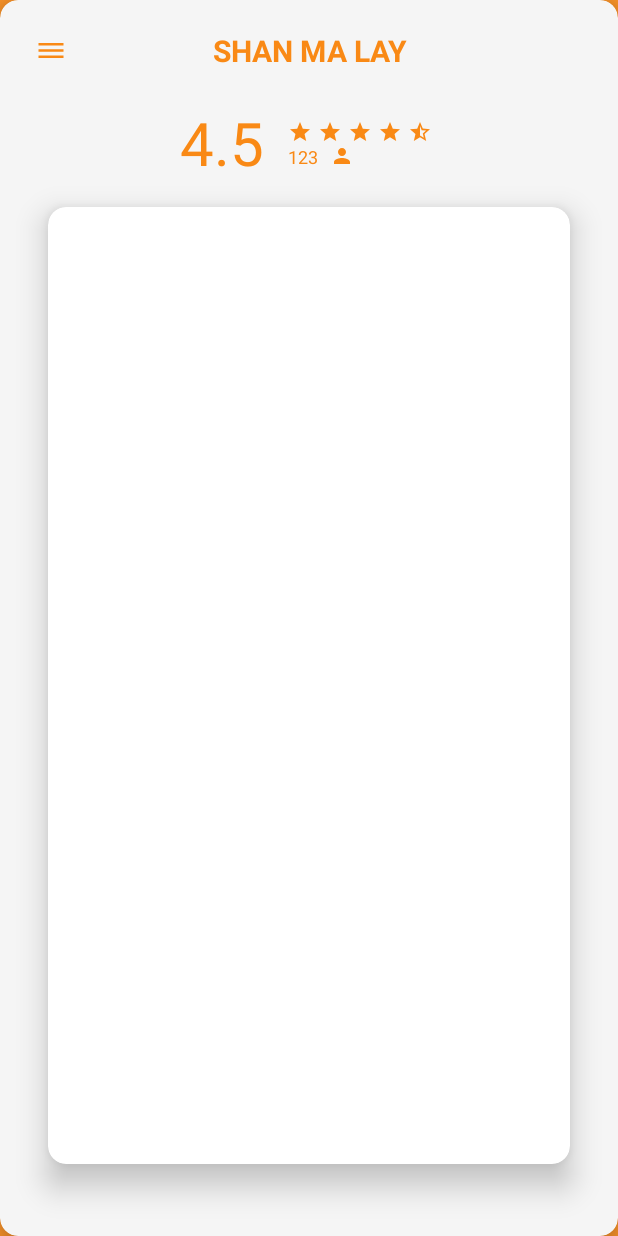
After one commit to NyiNyiLin/YUMenuBookAdmin, an Android app: the fragment ReviewFragment placed in its activity, on a phone screen of 412 x 824 dp. The commit adds this screen. Run offline under Robolectric (Android 15) with nearby library versions, the phone set to English and light mode, and no system bars; our stand-ins replace ButterKnife, Firebase (no records; nobody signed in at launch, a user with empty details on screens opened directly); 5 statements that could not run were skipped.

Commit message:
add review sector, design and coding

```diff
--- a/YUMenuAdmin/app/src/main/java/com/nyi/yumenuadmin/activities/MainActivity.java
+++ b/YUMenuAdmin/app/src/main/java/com/nyi/yumenuadmin/activities/MainActivity.java
@@ -1,6 +1,7 @@
 package com.nyi.yumenuadmin.activities;
 
 import android.animation.ObjectAnimator;
+import android.graphics.Color;
 import android.os.Bundle;
 import android.support.v7.app.AppCompatActivity;
 import android.support.v7.widget.CardView;
@@ -14,6 +15,7 @@ import android.view.animation.AnimationUtils;
 import android.widget.FrameLayout;
 import android.widget.ImageView;
 import android.widget.LinearLayout;
+import android.widget.RelativeLayout;
 import android.widget.Toast;
 
 import com.google.firebase.database.ChildEventListener;
@@ -27,6 +29,7 @@ import com.nyi.yumenuadmin.adapters.MenuFragmentPagerAdapter;
 import com.nyi.yumenuadmin.data.VOs.ShopVO;
 import com.nyi.yumenuadmin.data.models.ShopModel;
 import com.nyi.yumenuadmin.fragments.MenuFragment;
+import com.nyi.yumenuadmin.fragments.ReviewFragment;
 import com.nyi.yumenuadmin.utils.Constants;
 import com.nyi.yumenuadmin.utils.FirebaseUtil;
 
@@ -40,6 +43,9 @@ public class MainActivity extends AppCompatActivity {
     private float x1,x2;
     static final int MIN_DISTANCE = 150;
 
+    private final String LEFT_BG_SELECTED_COLOR = "#ffb364";
+    private final String LEFT_BG_COLOR = "#fc952a";
+
     @BindView(R.id.main_frame)
     FrameLayout frameLayout;
 
@@ -51,6 +57,18 @@ public class MainActivity extends AppCompatActivity {
 
     @BindView(R.id.iv_open_left_menu)
     ImageView ivOpenLeftMenu;
+
+    @BindView(R.id.rl_leftMenu_menu)
+    RelativeLayout lefMenuMenu;
+
+    @BindView(R.id.rl_leftMenu_order)
+    RelativeLayout leftMenuOrder;
+
+    @BindView(R.id.rl_leftMenu_review)
+    RelativeLayout leftMenuReview;
+
+    @BindView(R.id.rl_leftMenu_info)
+    RelativeLayout leftMenuInfo;
 
     private ObjectAnimator leftAnimation;
     private boolean isLeftMenuOpen = false;
@@ -85,6 +103,31 @@ public class MainActivity extends AppCompatActivity {
         });
 
         getShopDataFromFirebase();
+
+        lefMenuMenu.setOnClickListener(new View.OnClickListener() {
+            @Override
+            public void onClick(View view) {
+                leftMenuMenuClick();
+            }
+        });
+        leftMenuOrder.setOnClickListener(new View.OnClickListener() {
+            @Override
+            public void onClick(View view) {
+                leftMenuOrderClick();
+            }
+        });
+        leftMenuReview.setOnClickListener(new View.OnClickListener() {
+            @Override
+            public void onClick(View view) {
+                leftMenuRevviewClick();
+            }
+        });
+        leftMenuInfo.setOnClickListener(new View.OnClickListener() {
+            @Override
+            public void onClick(View view) {
+                leftMenuInfoClick();
+            }
+        });
 
     }
 
@@ -175,4 +218,52 @@ public class MainActivity extends AppCompatActivity {
             }
         });
     }
+
+    private void leftMenuMenuClick(){
+        lefMenuMenu.setBackgroundColor(Color.parseColor(LEFT_BG_SELECTED_COLOR));
+        leftMenuOrder.setBackgroundColor(Color.parseColor(LEFT_BG_COLOR));
+        leftMenuReview.setBackgroundColor(Color.parseColor(LEFT_BG_COLOR));
+        leftMenuInfo.setBackgroundColor(Color.parseColor(LEFT_BG_COLOR));
+
+        closeLeftMenu();
+        getSupportFragmentManager().beginTransaction().replace(R.id.main_frame, MenuFragment.newInstance()).commit();
+    }
+
+    private void leftMenuOrderClick(){
+        lefMenuMenu.setBackgroundColor(Color.parseColor(LEFT_BG_COLOR));
+        leftMenuOrder.setBackgroundColor(Color.parseColor(LEFT_BG_SELECTED_COLOR));
+        leftMenuReview.setBackgroundColor(Color.parseColor(LEFT_BG_COLOR));
+        leftMenuInfo.setBackgroundColor(Color.parseColor(LEFT_BG_COLOR));
+
+        closeLeftMenu();
+        //getSupportFragmentManager().beginTransaction().replace(R.id.main_frame, MenuFragment.newInstance()).commit();
+    }
+
+    private void leftMenuRevviewClick(){
+        lefMenuMenu.setBackgroundColor(Color.parseColor(LEFT_BG_COLOR));
+        leftMenuOrder.setBackgroundColor(Color.parseColor(LEFT_BG_COLOR));
+        leftMenuReview.setBackgroundColor(Color.parseColor(LEFT_BG_SELECTED_COLOR));
+        leftMenuInfo.setBackgroundColor(Color.parseColor(LEFT_BG_COLOR));
+
+        closeLeftMenu();
+        getSupportFragmentManager().beginTransaction().replace(R.id.main_frame, ReviewFragment.newInstance()).commit();
+    }
+
+    private void leftMenuInfoClick(){
+        lefMenuMenu.setBackgroundColor(Color.parseColor(LEFT_BG_COLOR));
+        leftMenuOrder.setBackgroundColor(Color.parseColor(LEFT_BG_COLOR));
+        leftMenuReview.setBackgroundColor(Color.parseColor(LEFT_BG_COLOR));
+        leftMenuInfo.setBackgroundColor(Color.parseColor(LEFT_BG_SELECTED_COLOR));
+
+        closeLeftMenu();
+        //getSupportFragmentManager().beginTransaction().replace(R.id.main_frame, ReviewFragment.newInstance()).commit();
+    }
+
+    private void closeLeftMenu(){
+        if(isLeftMenuOpen == true){
+            leftAnimation.reverse();
+
+            isLeftMenuOpen = false;
+        }
+    }
 }
--- /dev/null
+++ b/YUMenuAdmin/app/src/main/java/com/nyi/yumenuadmin/adapters/ReviewAdapter.java
@@ -0,0 +1,50 @@
+package com.nyi.yumenuadmin.adapters;
+
+import android.support.v7.widget.RecyclerView;
+import android.view.LayoutInflater;
+import android.view.View;
+import android.view.ViewGroup;
+
+import com.nyi.yumenuadmin.R;
+import com.nyi.yumenuadmin.YUMenuBookAdminApp;
+import com.nyi.yumenuadmin.data.VOs.ReviewVO;
+import com.nyi.yumenuadmin.views.holders.ReviewViewHolder;
+
+import java.util.List;
+
+/**
+ * Created by IN-3442 on 03-Dec-16.
+ */
+
+public class ReviewAdapter extends RecyclerView.Adapter<ReviewViewHolder> {
+    private List<ReviewVO> reviewVOList;
+    private LayoutInflater inflater;
+
+    public ReviewAdapter(List<ReviewVO> reviewVOList) {
+        this.reviewVOList = reviewVOList;
+
+        inflater = LayoutInflater.from(YUMenuBookAdminApp.getContext());
+    }
+
+    @Override
+    public ReviewViewHolder onCreateViewHolder(ViewGroup parent, int viewType) {
+        View view = inflater.inflate(R.layout.item_view_review, parent, false);
+        ReviewViewHolder reviewViewHolder = new ReviewViewHolder(view);
+        return reviewViewHolder;
+    }
+
+    @Override
+    public void onBindViewHolder(ReviewViewHolder holder, int position) {
+        holder.bindView(reviewVOList.get(position));
+    }
+
+    @Override
+    public int getItemCount() {
+        return reviewVOList.size();
+    }
+
+    public void addNewReview(ReviewVO reviewVO){
+        reviewVOList.add(0, reviewVO);
+        notifyItemInserted(0);
+    }
+}
--- /dev/null
+++ b/YUMenuAdmin/app/src/main/java/com/nyi/yumenuadmin/fragments/ReviewFragment.java
@@ -0,0 +1,111 @@
+package com.nyi.yumenuadmin.fragments;
+
+
+import android.os.Bundle;
+import android.support.v4.app.Fragment;
+import android.support.v7.widget.LinearLayoutManager;
+import android.support.v7.widget.RecyclerView;
+import android.util.Log;
+import android.view.LayoutInflater;
+import android.view.View;
+import android.view.ViewGroup;
+
+import com.google.firebase.database.ChildEventListener;
+import com.google.firebase.database.DataSnapshot;
+import com.google.firebase.database.DatabaseError;
+import com.google.firebase.database.DatabaseReference;
+import com.google.firebase.database.FirebaseDatabase;
+import com.nyi.yumenuadmin.R;
+import com.nyi.yumenuadmin.YUMenuBookAdminApp;
+import com.nyi.yumenuadmin.adapters.ReviewAdapter;
+import com.nyi.yumenuadmin.data.VOs.ReviewVO;
+import com.nyi.yumenuadmin.data.VOs.ShopVO;
+import com.nyi.yumenuadmin.data.models.ShopModel;
+import com.nyi.yumenuadmin.utils.Constants;
+
+import java.util.ArrayList;
+import java.util.List;
+
+import butterknife.BindView;
+import butterknife.ButterKnife;
+
+public class ReviewFragment extends Fragment {
+
+    private ReviewAdapter reviewAdapter;
+    private List<ReviewVO> mReviewVOList = new ArrayList<>();
+
+    @BindView(R.id.rv_review_item)
+    RecyclerView rvReviewItem;
+
+    public ReviewFragment() {
+        // Required empty public constructor
+    }
+
+    public static ReviewFragment newInstance() {
+        ReviewFragment fragment = new ReviewFragment();
+        return fragment;
+    }
+
+    @Override
+    public void onCreate(Bundle savedInstanceState) {
+        super.onCreate(savedInstanceState);
+    }
+
+    @Override
+    public View onCreateView(LayoutInflater inflater, ViewGroup container,
+                             Bundle savedInstanceState) {
+        // Inflate the layout for this fragment
+        View view = inflater.inflate(R.layout.fragment_review, container, false);
+        ButterKnife.bind(this, view);
+
+        reviewAdapter = new ReviewAdapter(mReviewVOList);
+        rvReviewItem.setAdapter(reviewAdapter);
+
+        LinearLayoutManager layoutManager = new LinearLayoutManager(YUMenuBookAdminApp.getContext(), LinearLayoutManager.VERTICAL, false);
+        rvReviewItem.setLayoutManager(layoutManager);
+
+        getReviewFromFirebase();
+
+        return view;
+    }
+
+    private void getReviewFromFirebase(){
+        ShopVO shopVO = ShopModel.getobjInstance().getShopVO();
+        DatabaseReference databaseReference = FirebaseDatabase.getInstance().getReference().child(Constants.DETAIL).child(shopVO.getShopID()).child(Constants.REVIEW);
+
+        ChildEventListener listener = new ChildEventListener() {
+            @Override
+            public void onChildAdded(DataSnapshot dataSnapshot, String s) {
+                Log.d(Constants.TAG, "Review Activity onChildAdded:" + dataSnapshot.getKey());
+
+                ReviewVO reviewVO = dataSnapshot.getValue(ReviewVO.class);
+
+                reviewAdapter.addNewReview(reviewVO);
+            }
+
+            @Override
+            public void onChildChanged(DataSnapshot dataSnapshot, String s) {
+
+            }
+
+            @Override
+            public void onChildRemoved(DataSnapshot dataSnapshot) {
+
+            }
+
+            @Override
+            public void onChildMoved(DataSnapshot dataSnapshot, String s) {
+
+            }
+
+            @Override
+            public void onCancelled(DatabaseError databaseError) {
+
+            }
+        };
+        databaseReference.addChildEventListener(listener);
+
+
+    }
+
+}
--- a/YUMenuAdmin/app/src/main/java/com/nyi/yumenuadmin/utils/Constants.java
+++ b/YUMenuAdmin/app/src/main/java/com/nyi/yumenuadmin/utils/Constants.java
@@ -17,6 +17,7 @@ public class Constants {
     public static final String DETAIL = "Detail";
     public static final String SHOP = "Shop";
     public static final String MENUITEM = "MenuItem";
+    public static final String REVIEW = "Review";
 
     public static final String DUMMY_LINK = "Dummy Link";
 }
--- /dev/null
+++ b/YUMenuAdmin/app/src/main/res/drawable/ic_person_color_24dp.xml
@@ -0,0 +1,9 @@
+<vector xmlns:android="http://schemas.android.com/apk/res/android"
+        android:width="24dp"
+        android:height="24dp"
+        android:viewportWidth="24.0"
+        android:viewportHeight="24.0">
+    <path
+        android:fillColor="@color/color_icon"
+        android:pathData="M12,12c2.21,0 4,-1.79 4,-4s-1.79,-4 -4,-4 -4,1.79 -4,4 1.79,4 4,4zM12,14c-2.67,0 -8,1.34 -8,4v2h16v-2c0,-2.66 -5.33,-4 -8,-4z"/>
+</vector>
--- /dev/null
+++ b/YUMenuAdmin/app/src/main/res/drawable/ic_rate_review_black_24dp.xml
@@ -0,0 +1,9 @@
+<vector xmlns:android="http://schemas.android.com/apk/res/android"
+        android:width="48dp"
+        android:height="48dp"
+        android:viewportWidth="24.0"
+        android:viewportHeight="24.0">
+    <path
+        android:fillColor="#fff"
+        android:pathData="M20,2L4,2c-1.1,0 -1.99,0.9 -1.99,2L2,22l4,-4h14c1.1,0 2,-0.9 2,-2L22,4c0,-1.1 -0.9,-2 -2,-2zM6,14v-2.47l6.88,-6.88c0.2,-0.2 0.51,-0.2 0.71,0l1.77,1.77c0.2,0.2 0.2,0.51 0,0.71L8.47,14L6,14zM18,14h-7.5l2,-2L18,12v2z"/>
+</vector>
--- /dev/null
+++ b/YUMenuAdmin/app/src/main/res/drawable/ic_star_black_24dp.xml
@@ -0,0 +1,9 @@
+<vector xmlns:android="http://schemas.android.com/apk/res/android"
+        android:width="24dp"
+        android:height="24dp"
+        android:viewportWidth="24.0"
+        android:viewportHeight="24.0">
+    <path
+        android:fillColor="@color/color_icon"
+        android:pathData="M12,17.27L18.18,21l-1.64,-7.03L22,9.24l-7.19,-0.61L12,2 9.19,8.63 2,9.24l5.46,4.73L5.82,21z"/>
+</vector>
--- /dev/null
+++ b/YUMenuAdmin/app/src/main/res/drawable/ic_star_half_color_24dp.xml
@@ -0,0 +1,9 @@
+<vector xmlns:android="http://schemas.android.com/apk/res/android"
+        android:width="24dp"
+        android:height="24dp"
+        android:viewportWidth="24.0"
+        android:viewportHeight="24.0">
+    <path
+        android:fillColor="@color/color_icon"
+        android:pathData="M22,9.24l-7.19,-0.62L12,2 9.19,8.63 2,9.24l5.46,4.73L5.82,21 12,17.27 18.18,21l-1.63,-7.03L22,9.24zM12,15.4V6.1l1.71,4.04 4.38,0.38 -3.32,2.88 1,4.28L12,15.4z"/>
+</vector>
--- a/YUMenuAdmin/app/src/main/res/layout/activity_main.xml
+++ b/YUMenuAdmin/app/src/main/res/layout/activity_main.xml
@@ -10,7 +10,7 @@
         android:id="@+id/cv_main"
         android:layout_width="match_parent"
         android:layout_height="match_parent"
-        app:cardBackgroundColor="@color/grey_white"
+        app:cardBackgroundColor="@color/card_background_color"
         app:cardCornerRadius="@dimen/card_corner_radius"
         app:cardElevation="@dimen/card_elevation">
 
@@ -41,7 +41,7 @@
                 android:layout_height="wrap_content"
                 android:layout_centerInParent="true"
                 android:gravity="center"
-                android:text="@string/app_name"
+                android:text="Shan Ma Lay"
                 android:textAllCaps="true"
                 android:textColor="@color/color_text"
                 android:textSize="@dimen/text_regular_3x"
@@ -141,7 +141,7 @@
         </RelativeLayout>
 
         <RelativeLayout
-            android:id="@+id/rl_leftMenu_profile"
+            android:id="@+id/rl_leftMenu_review"
             android:layout_width="match_parent"
             android:layout_height="match_parent"
             android:layout_marginBottom="@dimen/left_menu_item_mergin"
@@ -158,15 +158,16 @@
                 <ImageView
                     android:layout_width="match_parent"
                     android:layout_height="wrap_content"
-                    android:src="@drawable/ic_person_black_24dp"/>
+                    android:src="@drawable/ic_rate_review_black_24dp"/>
 
                 <TextView
                     android:layout_width="match_parent"
                     android:layout_height="wrap_content"
                     android:gravity="center"
-                    android:text="PROFILE"
+                    android:text="Review"
                     android:textColor="@color/white"
-                    android:textSize="@dimen/text_regular_2x" />
+                    android:textSize="@dimen/text_regular_2x"
+                    android:textAllCaps="true"/>
 
             </LinearLayout>
         </RelativeLayout>
--- /dev/null
+++ b/YUMenuAdmin/app/src/main/res/layout/fragment_review.xml
@@ -0,0 +1,108 @@
+<LinearLayout android:layout_width="match_parent"
+    android:layout_height="match_parent"
+    android:orientation="vertical"
+    android:background="@drawable/ic_bg"
+    xmlns:app="http://schemas.android.com/apk/res-auto"
+    xmlns:android="http://schemas.android.com/apk/res/android">
+
+    <RelativeLayout
+        android:layout_width="wrap_content"
+        android:layout_height="wrap_content"
+        android:layout_gravity="center">
+
+        <TextView
+            android:id="@+id/tv_review_rate"
+            android:layout_width="wrap_content"
+            android:layout_height="wrap_content"
+            android:text="4.5"
+            android:textSize="@dimen/text_big"
+            android:textColor="@color/color_text"
+            android:layout_marginRight="@dimen/margin_medium_2"
+            />
+
+        <ImageView
+            android:id="@+id/iv_review_star"
+            android:layout_width="16dp"
+            android:layout_height="16dp"
+            android:src="@drawable/ic_star_black_24dp"
+            android:layout_toRightOf="@id/tv_review_rate"
+            android:layout_marginRight="@dimen/margin_small"
+            android:layout_marginTop="12dp"/>
+
+        <ImageView
+            android:id="@+id/iv_review_star_1"
+            android:layout_width="16dp"
+            android:layout_height="16dp"
+            android:src="@drawable/ic_star_black_24dp"
+            android:layout_toRightOf="@id/iv_review_star"
+            android:layout_marginRight="@dimen/margin_small"
+            android:layout_marginTop="12dp"/>
+
+        <ImageView
+            android:id="@+id/iv_review_star_2"
+            android:layout_width="16dp"
+            android:layout_height="16dp"
+            android:src="@drawable/ic_star_black_24dp"
+            android:layout_toRightOf="@id/iv_review_star_1"
+            android:layout_marginRight="@dimen/margin_small"
+            android:layout_marginTop="12dp"/>
+
+        <ImageView
+            android:id="@+id/iv_review_star_3"
+            android:layout_width="16dp"
+            android:layout_height="16dp"
+            android:src="@drawable/ic_star_black_24dp"
+            android:layout_toRightOf="@id/iv_review_star_2"
+            android:layout_marginRight="@dimen/margin_small"
+            android:layout_marginTop="12dp"/>
+
+        <ImageView
+            android:id="@+id/iv_review_star_4"
+            android:layout_width="16dp"
+            android:layout_height="16dp"
+            android:src="@drawable/ic_star_half_color_24dp"
+            android:layout_toRightOf="@id/iv_review_star_3"
+            android:layout_marginRight="@dimen/margin_small"
+            android:layout_marginTop="12dp"/>
+
+        <TextView
+            android:id="@+id/tv_review_rate_count"
+            android:layout_width="wrap_content"
+            android:layout_height="wrap_content"
+            android:text="123"
+            android:textSize="@dimen/text_small"
+            android:textColor="@color/color_text"
+            android:layout_below="@id/iv_review_star"
+            android:layout_toRightOf="@id/tv_review_rate"/>
+
+        <ImageView
+            android:layout_width="16dp"
+            android:layout_height="16dp"
+            android:src="@drawable/ic_person_color_24dp"
+            android:layout_below="@id/iv_review_star"
+            android:layout_toRightOf="@id/tv_review_rate_count"
+            android:layout_marginLeft="@dimen/margin_medium"/>
+
+    </RelativeLayout>
+
+    <android.support.v7.widget.CardView
+        android:layout_width="match_parent"
+        android:layout_height="match_parent"
+        android:layout_marginBottom="48dp"
+        android:layout_marginLeft="@dimen/margin_xlarge"
+        android:layout_marginRight="@dimen/margin_xlarge"
+        android:layout_marginTop="@dimen/margin_medium_2"
+        app:cardElevation="@dimen/card_elevation"
+        app:cardCornerRadius="@dimen/card_corner_radius">
+
+        <android.support.v7.widget.RecyclerView
+            android:id="@+id/rv_review_item"
+            android:layout_width="match_parent"
+            android:layout_height="match_parent"
+            android:gravity="center"
+            android:layout_weight="1"/>
+
+
+    </android.support.v7.widget.CardView>
+
+</LinearLayout>
--- a/YUMenuAdmin/app/src/main/res/values/colors.xml
+++ b/YUMenuAdmin/app/src/main/res/values/colors.xml
@@ -5,6 +5,7 @@
     <color name="colorAccent">#cd7a20</color>
 
     <color name="color_text">#f98915</color>
+    <color name="color_icon">#f98915</color>
     <color name="bgColor">#ffa649</color>
     <color name="left_bg_color">#fc952a</color>
     <color name="left_bg_selected_color">#ffb364</color>
--- a/YUMenuAdmin/app/src/main/res/values/strings.xml
+++ b/YUMenuAdmin/app/src/main/res/values/strings.xml
@@ -1,4 +1,7 @@
 <resources>
     <string name="app_name">YUMenuAdmin</string>
     <string name="action_settings">Settings</string>
+
+    <!-- TODO: Remove or change this placeholder text -->
+    <string name="hello_blank_fragment">Hello blank fragment</string>
 </resources>
```
Also changed, not shown: YUMenuAdmin/app/build.gradle (+10 -0 lines), YUMenuAdmin/app/src/main/java/com/nyi/yumenuadmin/data/VOs/ReviewVO.java (added, +65 -0 lines), YUMenuAdmin/app/src/main/java/com/nyi/yumenuadmin/views/holders/ReviewViewHolder.java (added, +51 -0 lines), YUMenuAdmin/app/src/main/res/drawable/ic_access_time_white_24dp.xml (added, +9 -0 lines), YUMenuAdmin/app/src/main/res/drawable/ic_camera_black_24dp.xml (added, +9 -0 lines), YUMenuAdmin/app/src/main/res/drawable/ic_star_half_black_24dp.xml (added, +9 -0 lines), YUMenuAdmin/app/src/main/res/layout/item_view_review.xml (added, +62 -0 lines).
